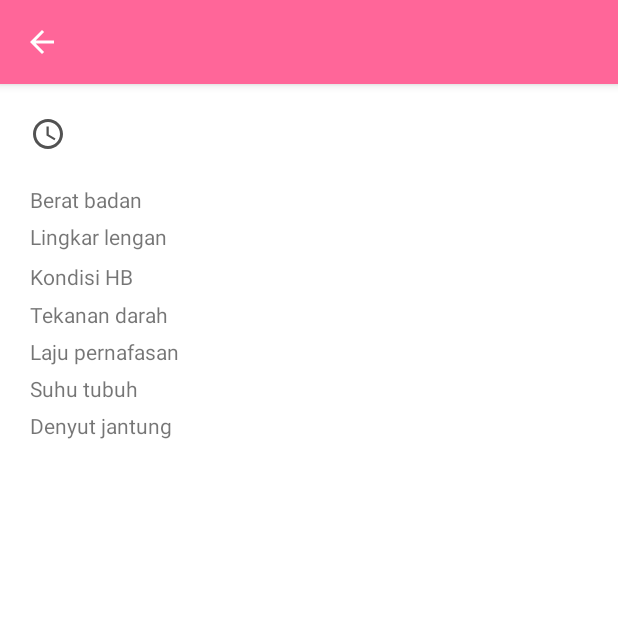
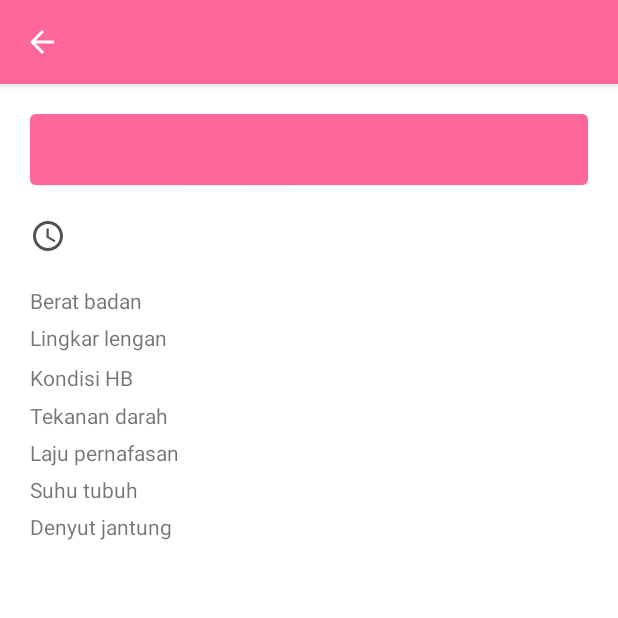
Before and after one commit to shendyherta/aplikasiku, an Android app: the TampilanRekam screen opened directly, with no data from a screen before it, on a phone screen of 412 x 824 dp, the top half of it. Run offline under Robolectric (Android 15) with nearby library versions, the phone set to English and light mode, and no system bars; our stand-ins replace Firebase (no records; nobody signed in at launch, a user with empty details on screens opened directly).

Commit message:
feature rujukan to rekam medis

```diff
--- a/app/src/main/java/com/sh/aplikasiku/ui/rekammedis/TampilanRekam.java
+++ b/app/src/main/java/com/sh/aplikasiku/ui/rekammedis/TampilanRekam.java
@@ -2,6 +2,7 @@ package com.sh.aplikasiku.ui.rekammedis;
 
 import androidx.appcompat.app.AppCompatActivity;
 import androidx.appcompat.widget.LinearLayoutCompat;
+import androidx.constraintlayout.widget.ConstraintLayout;
 import androidx.recyclerview.widget.RecyclerView;
 
 import android.app.ProgressDialog;
@@ -21,7 +22,8 @@ import java.util.List;
 
 public class TampilanRekam extends AppCompatActivity {
     private TextView tampilberat, tampillingkar, tampilkondisi, tampiltekanan, tampillaju,
-            tampilsuhu, tampildenyut, tampilpasien, tampilUpdated, tampilCreated;
+            tampilsuhu, tampildenyut, tampilpasien, tampilUpdated, tampilCreated, tampilRujukan;
+    private ConstraintLayout clRujukan;
     private LinearLayoutCompat llPasien, llUpdate;
     private SharedPreferences sharedPref;
     private int userrole;
@@ -50,6 +52,8 @@ public class TampilanRekam extends AppCompatActivity {
         tampilUpdated = findViewById(R.id.tv_update);
         llPasien = findViewById(R.id.ll_pasien);
         llUpdate = findViewById(R.id.ll_update);
+        clRujukan = findViewById(R.id.cl_rujukan);
+        tampilRujukan = findViewById(R.id.tv_rujukan);
 
         Intent intent = getIntent();
 
@@ -63,8 +67,10 @@ public class TampilanRekam extends AppCompatActivity {
                 tampildenyut.setText(intent.getStringExtra("denyut"));
                 tampilkondisi.setText(intent.getStringExtra("kondisi"));
                 tampilpasien.setText(intent.getStringExtra("pasien"));
+                tampilRujukan.setText(intent.getStringExtra("rujukan"));
                 tampilUpdated.setText(intent.getStringExtra("dateUpdated"));
                 tampilCreated.setText(intent.getStringExtra("dateCreated"));
+                setRujukanBackground();
             }
         } else {
             if (intent != null) {
@@ -75,9 +81,11 @@ public class TampilanRekam extends AppCompatActivity {
                 tampilsuhu.setText(intent.getStringExtra("suhu"));
                 tampildenyut.setText(intent.getStringExtra("denyut"));
                 tampilkondisi.setText(intent.getStringExtra("kondisi"));
+                tampilRujukan.setText(intent.getStringExtra("rujukan"));
                 tampilCreated.setText(intent.getStringExtra("dateCreated"));
                 llPasien.setVisibility(View.GONE);
                 llUpdate.setVisibility(View.GONE);
+                setRujukanBackground();
             }
         }
 
@@ -95,4 +103,10 @@ public class TampilanRekam extends AppCompatActivity {
         return true;
     }
 
+    private void setRujukanBackground() {
+        if (tampilRujukan.getText().equals("Butuh rujukan")) {
+            clRujukan.setBackgroundColor(getResources().getColor(R.color.grey_blue));
+        }
+    }
+
 }
--- a/app/src/main/res/layout/activity_tampilan_rekam.xml
+++ b/app/src/main/res/layout/activity_tampilan_rekam.xml
@@ -1,5 +1,6 @@
 <?xml version="1.0" encoding="utf-8"?>
 <LinearLayout xmlns:android="http://schemas.android.com/apk/res/android"
+    xmlns:app="http://schemas.android.com/apk/res-auto"
     android:layout_width="match_parent"
     android:layout_height="wrap_content"
     android:orientation="vertical"
@@ -11,18 +12,48 @@
         android:layout_marginBottom="20dp"
         android:orientation="vertical">
 
-        <androidx.appcompat.widget.LinearLayoutCompat
+        <com.google.android.material.card.MaterialCardView
+            android:id="@+id/cv_rujukan"
+            android:layout_width="match_parent"
+            android:layout_height="wrap_content"
+            android:layout_marginBottom="20dp">
+
+            <androidx.constraintlayout.widget.ConstraintLayout
+                android:id="@+id/cl_rujukan"
+                android:layout_width="match_parent"
+                android:layout_height="wrap_content"
+                android:paddingVertical="10dp"
+                android:background="@color/pink">
+
+                <TextView
+                    android:id="@+id/tv_rujukan"
+                    android:layout_width="wrap_content"
+                    android:layout_height="wrap_content"
+                    android:text="Baik"
+                    android:textColor="@color/white"
+                    android:textSize="20dp"
+                    app:layout_constraintBottom_toBottomOf="parent"
+                    app:layout_constraintStart_toStartOf="parent"
+                    app:layout_constraintEnd_toEndOf="parent"
+                    app:layout_constraintTop_toTopOf="parent" />
+            </androidx.constraintlayout.widget.ConstraintLayout>
+        </com.google.android.material.card.MaterialCardView>
+
+        <androidx.constraintlayout.widget.ConstraintLayout
             android:layout_width="match_parent"
             android:layout_height="wrap_content"
             android:layout_marginBottom="20dp"
             android:orientation="horizontal">
 
             <ImageView
+                android:id="@+id/iv_time"
                 android:layout_width="wrap_content"
                 android:layout_height="wrap_content"
-                android:layout_gravity="center"
                 android:layout_marginEnd="10dp"
-                android:src="@drawable/ic_time" />
+                android:src="@drawable/ic_time"
+                app:layout_constraintBottom_toBottomOf="parent"
+                app:layout_constraintStart_toStartOf="parent"
+                app:layout_constraintTop_toTopOf="parent" />
 
             <TextView
                 android:id="@+id/tv_date"
@@ -30,9 +61,12 @@
                 android:layout_height="wrap_content"
                 android:text="2-12-2021"
                 android:textColor="@color/black"
-                android:textSize="20dp" />
+                android:textSize="20dp"
+                app:layout_constraintBottom_toBottomOf="parent"
+                app:layout_constraintStart_toEndOf="@id/iv_time"
+                app:layout_constraintTop_toTopOf="parent" />
 
-        </androidx.appcompat.widget.LinearLayoutCompat>
+        </androidx.constraintlayout.widget.ConstraintLayout>
 
         <androidx.appcompat.widget.LinearLayoutCompat
             android:id="@+id/ll_pasien"
--- a/app/src/main/res/values/colors.xml
+++ b/app/src/main/res/values/colors.xml
@@ -13,4 +13,5 @@
     <color name="pink_light" >#FFC4D8</color>
     <color name="blue" >#3498db</color>
     <color name="yellow" >#f1c40f</color>
+    <color name="grey_blue">#34495e</color>
 </resources>
```
Also changed, not shown: app/src/main/java/com/sh/aplikasiku/adapter/AdminAdapterRekam.java (+14 -1 lines), app/src/main/java/com/sh/aplikasiku/adapter/UserAdapterRekam.java (+14 -1 lines), app/src/main/java/com/sh/aplikasiku/model/UserRekam.java (+11 -2 lines), app/src/main/java/com/sh/aplikasiku/ui/rekammedis/EditRekam.java (+31 -4 lines), app/src/main/java/com/sh/aplikasiku/ui/rekammedis/RekamMedis.java (+6 -2 lines), app/src/main/res/layout/activity_edit_rekam.xml (+26 -2 lines), app/src/main/res/layout/row_rekam_medis.xml (+13 -2 lines).
